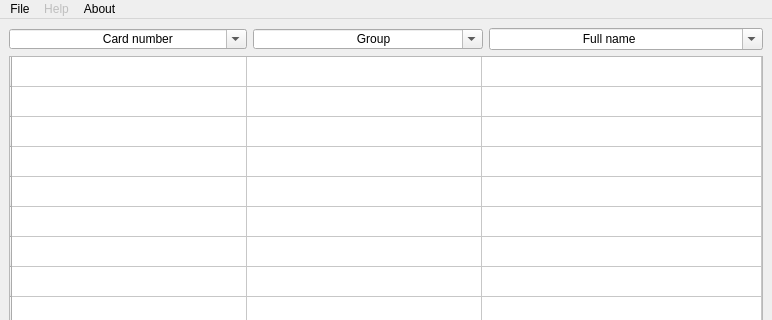
Above: ui/admin2.ui from TarasRudnyk/Students_health_records before the change; both pictures show x 0 to 772 and y 0 to 320 of the 772 by 527 pixel window. Below: the same form after it.
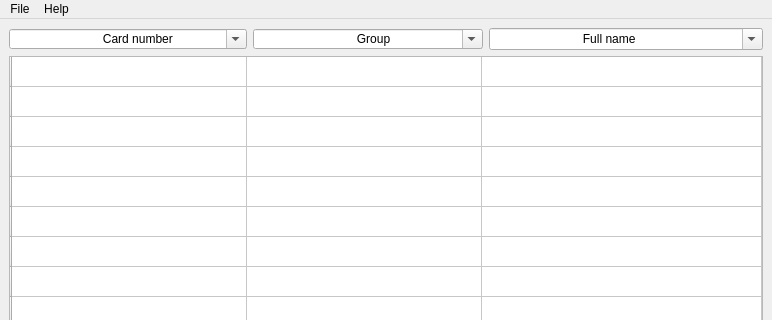
That is the form after the change. Icons and pictures are not drawn.

```diff
--- a/ui/admin2.ui
+++ b/ui/admin2.ui
@@ -245,21 +245,19 @@
     <addaction name="separator"/>
     <addaction name="actionLog_out"/>
    </widget>
-   <widget class="QMenu" name="menuHelp">
-    <property name="enabled">
+   <widget class="QMenu" name="menuAbout">
+    <property name="tearOffEnabled">
      <bool>false</bool>
     </property>
     <property name="title">
      <string>Help</string>
     </property>
-   </widget>
-   <widget class="QMenu" name="menuAbout">
-    <property name="title">
-     <string>About</string>
-    </property>
+    <addaction name="Curent_widget_help_action"/>
+    <addaction name="Student_health_records_help_action"/>
+    <addaction name="separator"/>
+    <addaction name="About_Student_health_records_action"/>
    </widget>
    <addaction name="menuFile"/>
-   <addaction name="menuHelp"/>
    <addaction name="menuAbout"/>
   </widget>
   <widget class="QStatusBar" name="statusbar"/>
```
Left out of the diff: 17 changed lines with no effect on the pictures.
